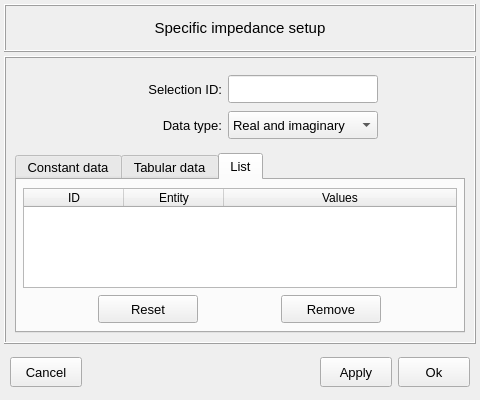
The window that vibra/interface/data/ui_files/model/acoustic/external_impedances/specific_impedance_inputs.ui (MOPT-UFSC/VIBRA) describes before a commit, drawn with Qt 5.
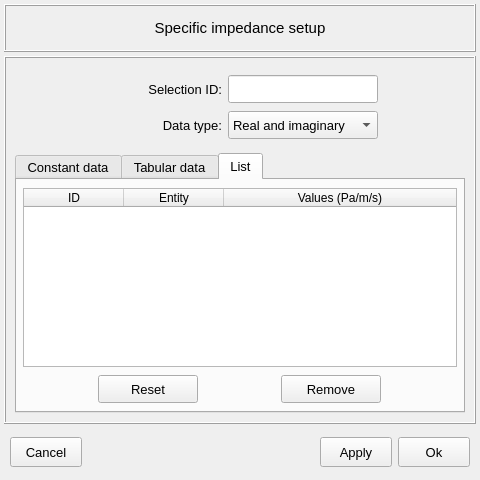
The same window after the commit. The open tabs and pages were chosen to show the change. Icons and pictures are not drawn.

```diff
--- a/vibra/interface/data/ui_files/model/acoustic/external_impedances/specific_impedance_inputs.ui
+++ b/vibra/interface/data/ui_files/model/acoustic/external_impedances/specific_impedance_inputs.ui
@@ -10,7 +10,7 @@
     <x>0</x>
     <y>0</y>
     <width>480</width>
-    <height>400</height>
+    <height>480</height>
    </rect>
   </property>
   <property name="sizePolicy">
@@ -28,7 +28,7 @@
   <property name="maximumSize">
    <size>
     <width>480</width>
-    <height>400</height>
+    <height>480</height>
    </size>
   </property>
   <property name="font">
@@ -774,7 +774,7 @@
             <property name="minimumSize">
              <size>
               <width>320</width>
-              <height>100</height>
+              <height>0</height>
              </size>
             </property>
             <property name="maximumSize">
@@ -827,7 +827,7 @@
             </column>
             <column>
              <property name="text">
-              <string>Values</string>
+              <string>Values (Pa/m/s)</string>
              </property>
              <property name="textAlignment">
               <set>AlignCenter</set>
```
